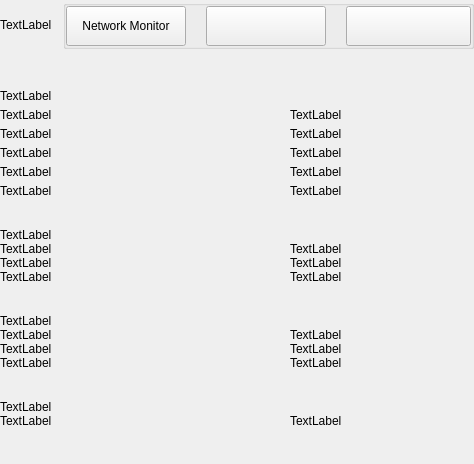
The window that src/qt/vitae/settings/forms/settingsinformationwidget.ui (VitaeTeam/Vitae) describes before a commit, drawn with Qt 5.
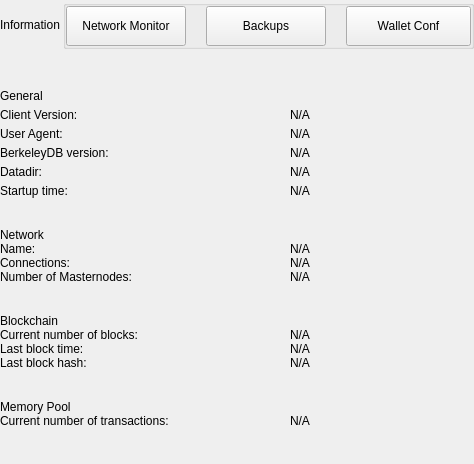
The same window after the commit.

Commit message:
Initialize static strings in the ui file directly
Instead of using default dummy strings and then setting their static
value during runtime object creation, set them in the ui file directly.

Patch:
```diff
--- a/src/qt/vitae/settings/forms/settingsinformationwidget.ui
+++ b/src/qt/vitae/settings/forms/settingsinformationwidget.ui
@@ -57,7 +57,7 @@
           <item>
            <widget class="QLabel" name="labelTitle">
             <property name="text">
-             <string>TextLabel</string>
+             <string>Information</string>
             </property>
            </widget>
           </item>
@@ -135,7 +135,7 @@
                 <enum>Qt::NoFocus</enum>
                </property>
                <property name="text">
-                <string/>
+                <string>Backups</string>
                </property>
                <property name="checkable">
                 <bool>false</bool>
@@ -163,7 +163,7 @@
                 <enum>Qt::NoFocus</enum>
                </property>
                <property name="text">
-                <string/>
+                <string>Wallet Conf</string>
                </property>
                <property name="checkable">
                 <bool>false</bool>
@@ -218,7 +218,7 @@
            <item>
             <widget class="QLabel" name="labelTitleGeneral">
              <property name="text">
-              <string>TextLabel</string>
+              <string>General</string>
              </property>
             </widget>
            </item>
@@ -242,7 +242,7 @@
                 </size>
                </property>
                <property name="text">
-                <string>TextLabel</string>
+                <string>Client Version:</string>
                </property>
               </widget>
              </item>
@@ -255,7 +255,7 @@
                 <set>Qt::LinksAccessibleByMouse|Qt::TextSelectableByKeyboard|Qt::TextSelectableByMouse</set>
                </property>
                <property name="text">
-                <string>TextLabel</string>
+                <string notr="true">N/A</string>
                </property>
               </widget>
              </item>
@@ -281,7 +281,7 @@
                 </size>
                </property>
                <property name="text">
-                <string>TextLabel</string>
+                <string>User Agent:</string>
                </property>
               </widget>
              </item>
@@ -294,7 +294,7 @@
                 <set>Qt::LinksAccessibleByMouse|Qt::TextSelectableByKeyboard|Qt::TextSelectableByMouse</set>
                </property>
                <property name="text">
-                <string>TextLabel</string>
+                <string notr="true">N/A</string>
                </property>
               </widget>
              </item>
@@ -320,7 +320,7 @@
                 </size>
                </property>
                <property name="text">
-                <string>TextLabel</string>
+                <string>BerkeleyDB version:</string>
                </property>
               </widget>
              </item>
@@ -333,7 +333,7 @@
                 <set>Qt::LinksAccessibleByMouse|Qt::TextSelectableByKeyboard|Qt::TextSelectableByMouse</set>
                </property>
                <property name="text">
-                <string>TextLabel</string>
+                <string notr="true">N/A</string>
                </property>
               </widget>
              </item>
@@ -359,7 +359,7 @@
                 </size>
                </property>
                <property name="text">
-                <string>TextLabel</string>
+                <string>Datadir:</string>
                </property>
               </widget>
              </item>
@@ -372,7 +372,7 @@
                 <set>Qt::LinksAccessibleByMouse|Qt::TextSelectableByKeyboard|Qt::TextSelectableByMouse</set>
                </property>
                <property name="text">
-                <string>TextLabel</string>
+                <string notr="true">N/A</string>
                </property>
                <property name="wordWrap">
                 <bool>true</bool>
@@ -401,7 +401,7 @@
                 </size>
                </property>
                <property name="text">
-                <string>TextLabel</string>
+                <string>Startup time:</string>
                </property>
               </widget>
              </item>
@@ -414,7 +414,7 @@
                 <set>Qt::LinksAccessibleByMouse|Qt::TextSelectableByKeyboard|Qt::TextSelectableByMouse</set>
                </property>
                <property name="text">
-                <string>TextLabel</string>
+                <string notr="true">N/A</string>
                </property>
               </widget>
              </item>
@@ -442,7 +442,7 @@
         <item>
          <widget class="QLabel" name="labelTitleNetwork">
           <property name="text">
-           <string>TextLabel</string>
+           <string>Network</string>
           </property>
          </widget>
         </item>
@@ -466,7 +466,7 @@
              </size>
             </property>
             <property name="text">
-             <string>TextLabel</string>
+             <string>Name:</string>
             </property>
            </widget>
           </item>
@@ -479,7 +479,7 @@
              <set>Qt::LinksAccessibleByMouse|Qt::TextSelectableByKeyboard|Qt::TextSelectableByMouse</set>
             </property>
             <property name="text">
-             <string>TextLabel</string>
+             <string notr="true">N/A</string>
             </property>
            </widget>
           </item>
@@ -505,7 +505,7 @@
              </size>
             </property>
             <property name="text">
-             <string>TextLabel</string>
+             <string>Connections:</string>
             </property>
            </widget>
           </item>
@@ -518,7 +518,7 @@
              <set>Qt::LinksAccessibleByMouse|Qt::TextSelectableByKeyboard|Qt::TextSelectableByMouse</set>
             </property>
             <property name="text">
-             <string>TextLabel</string>
+             <string notr="true">N/A</string>
             </property>
            </widget>
           </item>
@@ -557,7 +557,7 @@
               </size>
              </property>
              <property name="text">
-              <string>TextLabel</string>
+              <string>Number of Masternodes:</string>
              </property>
             </widget>
            </item>
@@ -570,7 +570,7 @@
               <set>Qt::LinksAccessibleByMouse|Qt::TextSelectableByKeyboard|Qt::TextSelectableByMouse</set>
              </property>
              <property name="text">
-              <string>TextLabel</string>
+              <string notr="true">N/A</string>
              </property>
             </widget>
            </item>
@@ -596,7 +596,7 @@
         <item>
          <widget class="QLabel" name="labelTitleBlockchain">
           <property name="text">
-           <string>TextLabel</string>
+           <string>Blockchain</string>
           </property>
          </widget>
         </item>
@@ -620,7 +620,7 @@
              </size>
             </property>
             <property name="text">
-             <string>TextLabel</string>
+             <string>Current number of blocks:</string>
             </property>
            </widget>
           </item>
@@ -633,7 +633,7 @@
              <set>Qt::LinksAccessibleByMouse|Qt::TextSelectableByKeyboard|Qt::TextSelectableByMouse</set>
             </property>
             <property name="text">
-             <string>TextLabel</string>
+             <string notr="true">N/A</string>
             </property>
            </widget>
           </item>
@@ -659,7 +659,7 @@
              </size>
             </property>
             <property name="text">
-             <string>TextLabel</string>
+             <string>Last block time:</string>
             </property>
            </widget>
           </item>
@@ -672,7 +672,7 @@
              <set>Qt::LinksAccessibleByMouse|Qt::TextSelectableByKeyboard|Qt::TextSelectableByMouse</set>
             </property>
             <property name="text">
-             <string>TextLabel</string>
+             <string notr="true">N/A</string>
             </property>
            </widget>
           </item>
@@ -711,7 +711,7 @@
               </size>
              </property>
              <property name="text">
-              <string>TextLabel</string>
+              <string>Last block hash:</string>
              </property>
             </widget>
            </item>
@@ -724,7 +724,7 @@
               <set>Qt::LinksAccessibleByMouse|Qt::TextSelectableByKeyboard|Qt::TextSelectableByMouse</set>
              </property>
              <property name="text">
-              <string>TextLabel</string>
+              <string notr="true">N/A</string>
              </property>
             </widget>
            </item>
@@ -750,7 +750,7 @@
         <item>
          <widget class="QLabel" name="labelTitleMemory">
           <property name="text">
-           <string>TextLabel</string>
+           <string>Memory Pool</string>
           </property>
          </widget>
         </item>
@@ -774,14 +774,14 @@
              </size>
             </property>
             <property name="text">
-             <string>TextLabel</string>
+             <string>Current number of transactions:</string>
             </property>
            </widget>
           </item>
           <item>
            <widget class="QLabel" name="labelInfoNumberTransactions">
             <property name="text">
-             <string>TextLabel</string>
+             <string notr="true">N/A</string>
             </property>
            </widget>
           </item>
```
The commit also changes 1 other file.
